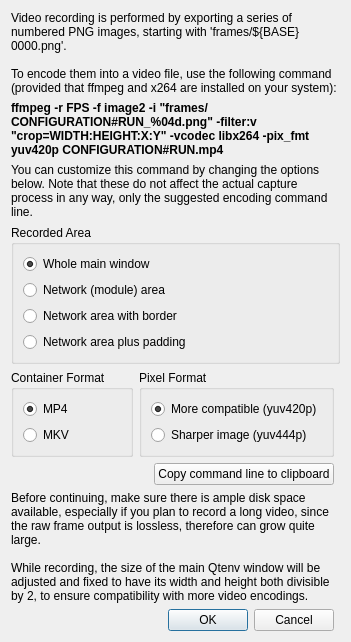
First picture: the form in src/qtenv/videorecordingdialog.ui, repository omnetpp/omnetpp, before the edit.
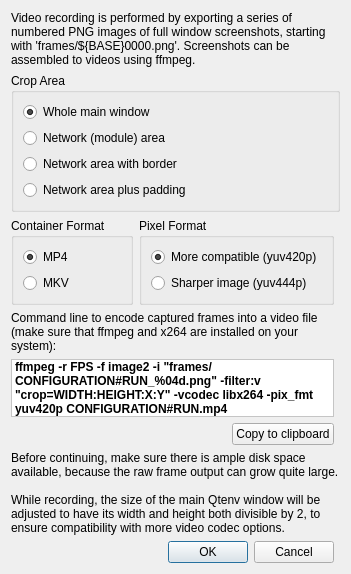
Second picture: the form after the edit.

Commit message: qtenv: Rephrasing and cosmetic changes in the video recording dialog.

Patch:
```diff
--- a/src/qtenv/videorecordingdialog.ui
+++ b/src/qtenv/videorecordingdialog.ui
@@ -6,42 +6,7 @@
    <string>Video Recording</string>
   </property>
   <layout class="QGridLayout" name="gridLayout">
-   <item row="1" column="0" colspan="2">
-    <widget class="QLabel" name="commandLabel">
-     <property name="sizePolicy">
-      <sizepolicy hsizetype="Preferred" vsizetype="MinimumExpanding">
-       <horstretch>0</horstretch>
-       <verstretch>0</verstretch>
-      </sizepolicy>
-     </property>
-     <property name="text">
-      <string>&lt;html&gt;&lt;head/&gt;&lt;body&gt;&lt;p&gt;&lt;span style=&quot; font-family:'monospace'; font-weight:600;&quot;&gt;ffmpeg -r FPS -f image2 -i &quot;frames/CONFIGURATION#RUN_%04d.png&quot; -filter:v &quot;crop=WIDTH:HEIGHT:X:Y&quot; -vcodec libx264 -pix_fmt yuv420p CONFIGURATION#RUN.mp4&lt;/span&gt;&lt;/p&gt;&lt;/body&gt;&lt;/html&gt;</string>
-     </property>
-     <property name="wordWrap">
-      <bool>true</bool>
-     </property>
-     <property name="textInteractionFlags">
-      <set>Qt::TextSelectableByKeyboard|Qt::TextSelectableByMouse</set>
-     </property>
-    </widget>
-   </item>
-   <item row="5" column="0" colspan="2">
-    <widget class="QLabel" name="label">
-     <property name="sizePolicy">
-      <sizepolicy hsizetype="Preferred" vsizetype="Preferred">
-       <horstretch>0</horstretch>
-       <verstretch>0</verstretch>
-      </sizepolicy>
-     </property>
-     <property name="text">
-      <string>You can customize this command by changing the options below. Note that these do not affect the actual capture process in any way, only the suggested encoding command line.</string>
-     </property>
-     <property name="wordWrap">
-      <bool>true</bool>
-     </property>
-    </widget>
-   </item>
-   <item row="7" column="0">
+   <item row="6" column="0">
     <widget class="QGroupBox" name="containerFormatGroup">
      <property name="sizePolicy">
       <sizepolicy hsizetype="Preferred" vsizetype="MinimumExpanding">
@@ -83,7 +48,7 @@
      </property>
     </widget>
    </item>
-   <item row="6" column="0" colspan="3">
+   <item row="5" column="0" colspan="3">
     <widget class="QGroupBox" name="recordingAreaGroup">
      <property name="sizePolicy">
       <sizepolicy hsizetype="Preferred" vsizetype="MinimumExpanding">
@@ -92,7 +57,7 @@
       </sizepolicy>
      </property>
      <property name="title">
-      <string>Recorded Area</string>
+      <string>Crop Area</string>
      </property>
      <layout class="QVBoxLayout" name="verticalLayout">
       <item>
@@ -138,7 +103,7 @@
       </sizepolicy>
      </property>
      <property name="text">
-      <string>&lt;html&gt;&lt;head/&gt;&lt;body&gt;&lt;p&gt;Video recording is performed by exporting a series of numbered PNG images, starting with 'frames/${BASE}0000.png'.&lt;br/&gt;&lt;br/&gt;To encode them into a video file, use the following command (provided that ffmpeg and x264 are installed on your system):&lt;/p&gt;&lt;/body&gt;&lt;/html&gt;</string>
+      <string>Video recording is performed by exporting a series of numbered PNG images of full window screenshots, starting with 'frames/${BASE}0000.png'. Screenshots can be assembled to videos using ffmpeg.</string>
      </property>
      <property name="wordWrap">
       <bool>true</bool>
@@ -154,14 +119,14 @@
       </sizepolicy>
      </property>
      <property name="text">
-      <string>Before continuing, make sure there is ample disk space available, especially if you plan to record a long video, since the raw frame output is lossless, therefore can grow quite large.&lt;br/&gt;&lt;br/&gt;While recording, the size of the main Qtenv window will be adjusted and fixed to have its width and height both divisible by 2, to ensure compatibility with more video encodings.</string>
+      <string>Before continuing, make sure there is ample disk space available, because the raw frame output can grow quite large.&lt;br/&gt;&lt;br/&gt;While recording, the size of the main Qtenv window will be adjusted to have its width and height both divisible by 2, to ensure compatibility with more video codec options.</string>
      </property>
      <property name="wordWrap">
       <bool>true</bool>
      </property>
     </widget>
    </item>
-   <item row="7" column="1">
+   <item row="6" column="1">
     <widget class="QGroupBox" name="pixelFormatGroup">
      <property name="sizePolicy">
       <sizepolicy hsizetype="Preferred" vsizetype="MinimumExpanding">
@@ -196,7 +161,45 @@
    <item row="9" column="0" colspan="2" alignment="Qt::AlignRight">
     <widget class="QPushButton" name="copyButton">
      <property name="text">
-      <string>Copy command line to clipboard</string>
+      <string>Copy to clipboard</string>
+     </property>
+    </widget>
+   </item>
+   <item row="7" column="0" colspan="2">
+    <widget class="QLabel" name="middleLabel">
+     <property name="text">
+      <string>Command line to encode captured frames into a video file (make sure that ffmpeg and x264 are installed on your system):</string>
+     </property>
+     <property name="wordWrap">
+      <bool>true</bool>
+     </property>
+    </widget>
+   </item>
+   <item row="8" column="0" colspan="2">
+    <widget class="QLabel" name="commandLabel">
+     <property name="sizePolicy">
+      <sizepolicy hsizetype="Preferred" vsizetype="MinimumExpanding">
+       <horstretch>0</horstretch>
+       <verstretch>0</verstretch>
+      </sizepolicy>
+     </property>
+     <property name="styleSheet">
+      <string notr="true">background-color: palette(base);</string>
+     </property>
+     <property name="frameShape">
+      <enum>QFrame::StyledPanel</enum>
+     </property>
+     <property name="text">
+      <string>&lt;html&gt;&lt;head/&gt;&lt;body&gt;&lt;p&gt;&lt;span style=&quot; font-family:'monospace'; font-weight:600;&quot;&gt;ffmpeg -r FPS -f image2 -i &quot;frames/CONFIGURATION#RUN_%04d.png&quot; -filter:v &quot;crop=WIDTH:HEIGHT:X:Y&quot; -vcodec libx264 -pix_fmt yuv420p CONFIGURATION#RUN.mp4&lt;/span&gt;&lt;/p&gt;&lt;/body&gt;&lt;/html&gt;</string>
+     </property>
+     <property name="wordWrap">
+      <bool>true</bool>
+     </property>
+     <property name="margin">
+      <number>6</number>
+     </property>
+     <property name="textInteractionFlags">
+      <set>Qt::TextSelectableByKeyboard|Qt::TextSelectableByMouse</set>
      </property>
     </widget>
    </item>
```
